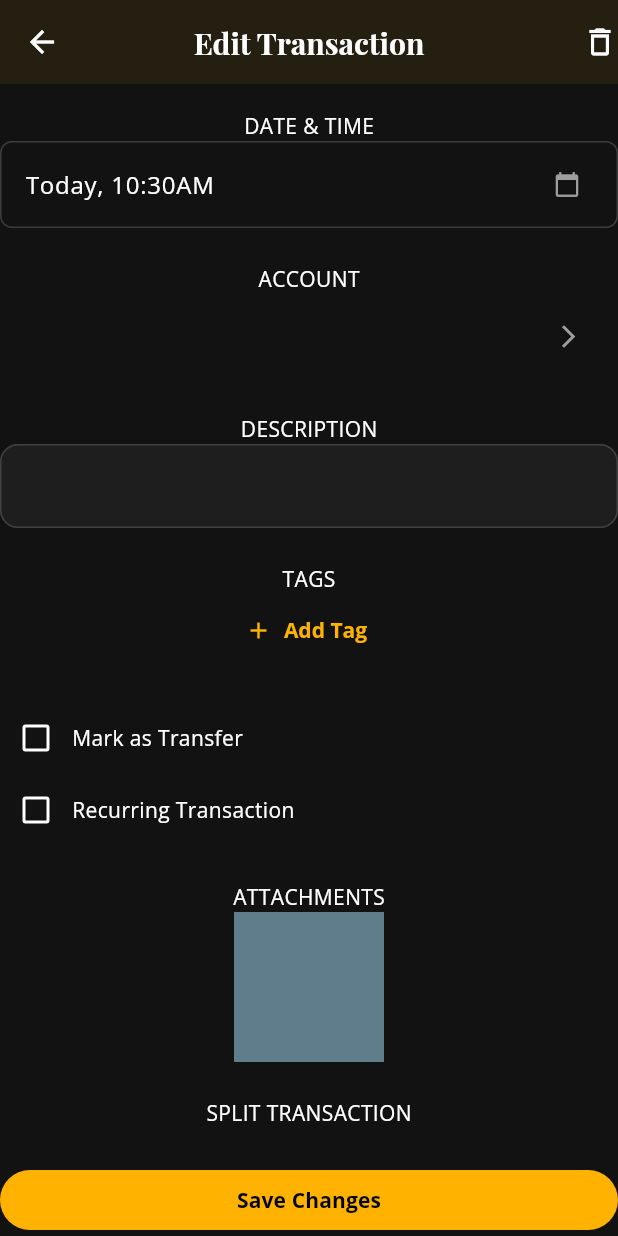
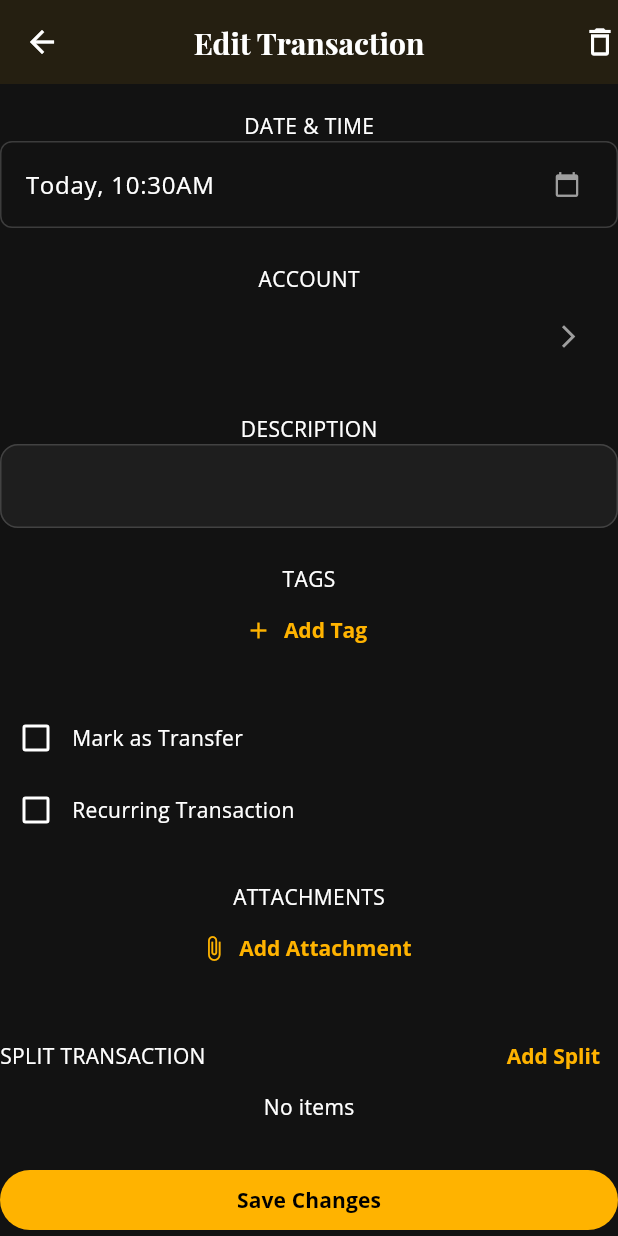
Before and after one commit to MiThaikKaMar/xpens_flow, a Flutter app: the TransactionEditorPage screen opened directly with empty values, scrolled down 353 dp, on a phone screen of 412 x 824 dp. Run offline on Flutter 3.47's test engine with Material 3 defaults, Android fonts, the phone set to English and light mode, and no system bars; our stand-ins replace equatable, flutter_bloc, flutter_datetime_picker_plus, flutter_timezone, fpdart, get_it and 7 more; missing offline and left inert: currency_picker; accounts and stored records are empty; statements that could not run were skipped.

Commit message:
display data in edit transaction

```diff
--- a/lib/features/transactions/presentation/pages/transaction_editor_page.dart
+++ b/lib/features/transactions/presentation/pages/transaction_editor_page.dart
@@ -6,6 +6,7 @@ import 'package:xpens_flow/core/common/utils/icon_helper.dart';
 import 'package:xpens_flow/core/ui/theme/colors.dart';
 import 'package:xpens_flow/core/ui/theme/spacing.dart';
 import 'package:xpens_flow/features/transactions/domain/entities/transaction.dart';
+import 'package:xpens_flow/features/transactions/presentation/widgets/attachment_card.dart';
 
 import '../../../../core/ui/format/date_format.dart';
 import '../../../../core/ui/theme/app_theme.dart';
@@ -264,18 +265,97 @@ class _TransactionEditorPageState extends State<TransactionEditorPage> {
             //.......................
             //Attachments
             Text("ATTACHMENTS"),
-            Container(
-              color: Colors.blueGrey,
-              width: AppSpacing.size100,
-              height: AppSpacing.size100,
+
+            Wrap(
+              spacing: AppSpacing.smmd,
+              runSpacing: AppSpacing.smmd,
+              children: [
+                if (attachments != null)
+                  ...attachments!.map((entry) {
+                    return AttachmentCard(
+                      imageUrl: entry,
+                      onDelete: () {
+                        debugPrint("Delete Attachment");
+                      },
+                      onTap: () {
+                        debugPrint("View Attachment");
+                      },
+                    );
+                  })
+                else
+                  Text("No attachments yet"),
+              ],
             ),
+
+            // Add Button
+            TextButton.icon(
+              onPressed: () {},
+              icon: Icon(Icons.attach_file),
+              label: Text("Add Attachment"),
+            ),
+
             SizedBox(height: AppSpacing.lg),
 
             //...............................
             // Split transaction
-            Text("SPLIT TRANSACTION"),
+            Row(
+              mainAxisAlignment: MainAxisAlignment.spaceBetween,
+              children: [
+                Text("SPLIT TRANSACTION"),
+                splits != null && splits!.isNotEmpty
+                    ? TextButton(onPressed: () {}, child: Text("Edit Split"))
+                    : TextButton(onPressed: () {}, child: Text("Add Split")),
+              ],
+            ),
+
+            splits != null && splits!.isNotEmpty
+                ? ListView.builder(
+                    shrinkWrap: true,
+                    physics: NeverScrollableScrollPhysics(),
+                    itemCount: splits?.length,
+                    itemBuilder: (context, index) {
+                      final split = splits![index];
+                      return Row(
+                        children: [
+                          Icon(getIconDataFromString(split.category)),
+                          Text(split.category),
+                          Spacer(),
+                          Text(widget.currencySymbol + split.amount.toString()),
+                        ],
+                      );
+                    },
+                  )
+                : Text("No items"),
+
             // Add & remove spliting transaction ui
             SizedBox(height: AppSpacing.lg),
+
+            //.........................
+            // Audit
+            Row(
+              mainAxisAlignment: MainAxisAlignment.spaceEvenly,
+              children: [
+                Text("Created"),
+                Text(
+                  formatFullDateTime(transaction.createdAt ?? DateTime.now()),
+                ),
+              ],
+            ),
+            Row(
+              mainAxisAlignment: MainAxisAlignment.spaceEvenly,
+              children: [
+                Text("Last Updated"),
+                Text(
+                  formatFullDateTime(transaction.updatedAt ?? DateTime.now()),
+                ),
+              ],
+            ),
+            Row(
+              mainAxisAlignment: MainAxisAlignment.spaceEvenly,
+              children: [Text("Applied Rule"), Text("Auto-categorized")],
+            ),
+
+            SizedBox(height: AppSpacing.size42),
           ],
         ),
       ),
```
Also changed, not shown: lib/features/transactions/presentation/widgets/attachment_card.dart (added, +62 -0 lines).
